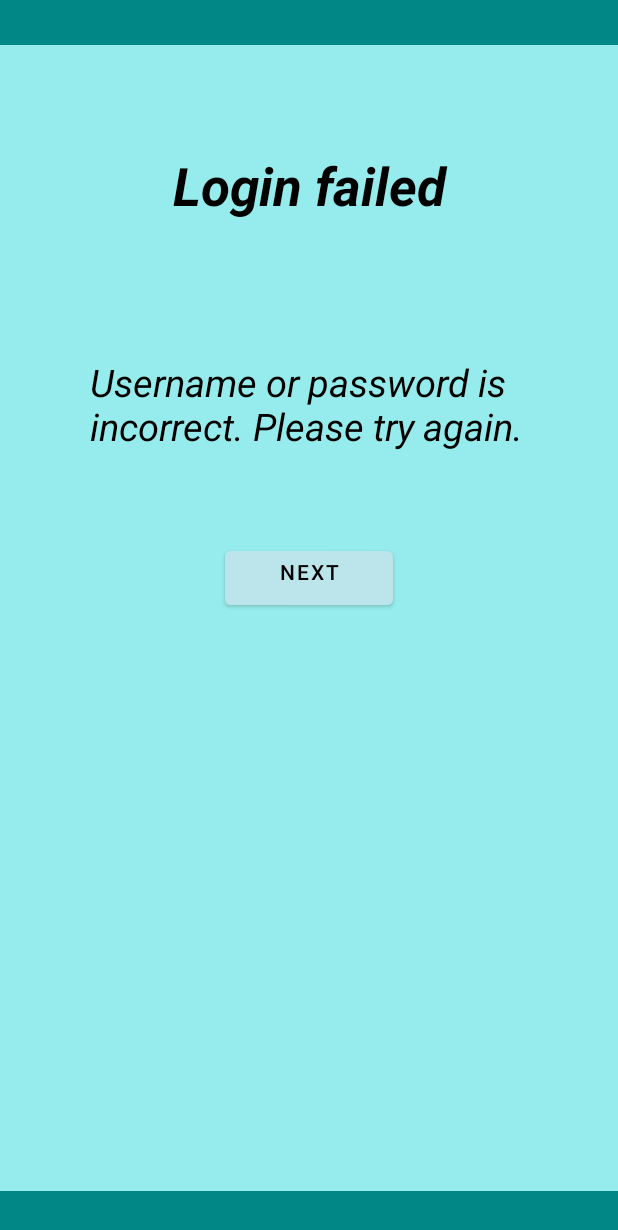
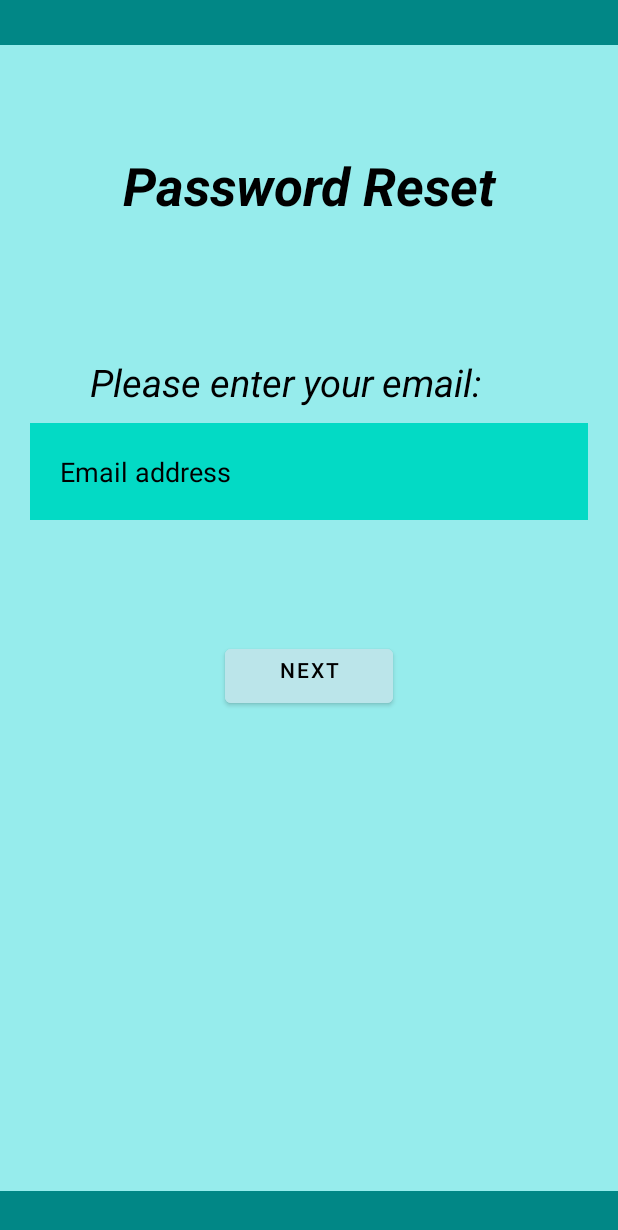
Before and after one commit to bryanmiranda01/CS3443-TravelPlanner, an Android app: the layout password_reset.xml on its own in the app's theme, with its tools: preview values and no code run, on a phone screen of 412 x 824 dp. Shown: the top 1230 px of the screen. Run offline under Robolectric (Android 15) with nearby library versions, the phone set to English and light mode, and no system bars.

Commit message:
created password_reset view, modified sign_in and login_failed views

```diff
--- a/app/src/main/res/layout/login_failed.xml
+++ b/app/src/main/res/layout/password_reset.xml
@@ -22,7 +22,7 @@
         />
 
     <TextView
-        android:id="@+id/loginfailed"
+        android:id="@+id/password_reset"
         android:layout_width="match_parent"
         android:layout_height="wrap_content"
         android:layout_marginStart="50dp"
@@ -30,29 +30,46 @@
         android:layout_marginEnd="50dp"
         android:layout_marginBottom="30dp"
         android:gravity="center"
-        android:text="Login failed"
+        android:text="Password Reset"
         android:textColor="@color/black"
-        android:textSize="35dp"
+        android:textSize="35sp"
         android:textStyle="bold|italic" />
 
     <TextView
         android:id="@+id/details"
         android:layout_width="wrap_content"
         android:layout_height="wrap_content"
-        android:layout_below="@id/loginfailed"
+        android:layout_below="@id/password_reset"
         android:layout_marginLeft="60dp"
         android:layout_marginTop="60dp"
-        android:text="Username or password is\nincorrect. Please try again."
+        android:text="Please enter your email:"
         android:textAlignment="textStart"
         android:textColor="@color/black"
         android:textSize="25sp"
         android:textStyle="italic"/>
 
-    <Button
-        android:id="@+id/signin_button"
+    <EditText
+        android:id="@+id/userinput"
         android:layout_width="match_parent"
         android:layout_height="wrap_content"
         android:layout_below="@id/details"
+        android:layout_marginStart="20dp"
+        android:layout_marginTop="10dp"
+        android:layout_marginEnd="20dp"
+        android:layout_marginBottom="20dp"
+        android:background="@color/teal_200"
+        android:gravity="start"
+        android:hint="Email address"
+        android:padding="20dp"
+        android:textAlignment="viewStart"
+        android:textColor="@color/black"
+        android:textColorHint="@color/black" />
+
+    <Button
+        android:id="@+id/next"
+        android:layout_width="match_parent"
+        android:layout_height="wrap_content"
+        android:layout_below="@id/userinput"
         android:layout_marginStart="150dp"
         android:layout_marginEnd="150dp"
         android:backgroundTint="#BBE5EA"
@@ -63,4 +80,5 @@
         android:textAlignment="gravity"
         android:textColor="@color/black" />
 
+
 </RelativeLayout>
--- a/app/src/main/res/layout/sign_in.xml
+++ b/app/src/main/res/layout/sign_in.xml
@@ -53,7 +53,7 @@
         android:padding="20dp"
         android:textAlignment="viewStart"
         android:textColor="@color/white"
-        android:textColorHint="@color/white" />
+        android:textColorHint="@color/black" />
 
     <EditText
         android:id="@+id/password"
@@ -72,7 +72,7 @@
         android:padding="20dp"
         android:textAlignment="viewStart"
         android:textColor="@color/white"
-        android:textColorHint="@color/white" />
+        android:textColorHint="@color/black" />
 
     <ImageView
         android:id="@+id/login_image"
```
